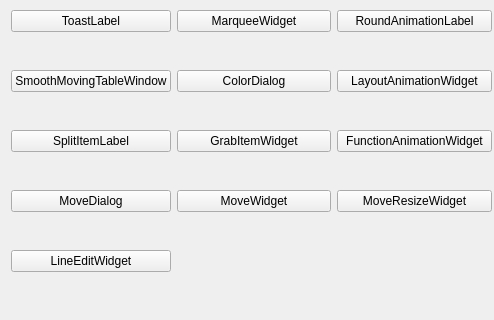
This is mainwindow.ui in Greedysky/TTKWidgetTools as Qt 5 draws it before an edit; both pictures show x 0 to 494 and y 93 to 413 of the 663 by 413 pixel window. The edited form follows.
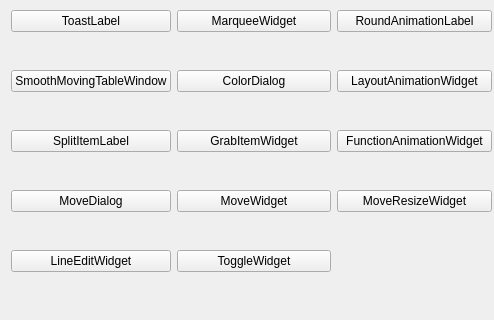
This is the edited form.

Commit message: Add toggle widget[348554]

What changed in the file:
```diff
--- a/mainwindow.ui
+++ b/mainwindow.ui
@@ -162,6 +162,13 @@
       </property>
      </widget>
     </item>
+    <item row="5" column="1">
+     <widget class="QPushButton" name="pushButton_21">
+      <property name="text">
+       <string>ToggleWidget</string>
+      </property>
+     </widget>
+    </item>
    </layout>
   </widget>
  </widget>
```
The commit also changes 12 other files.
